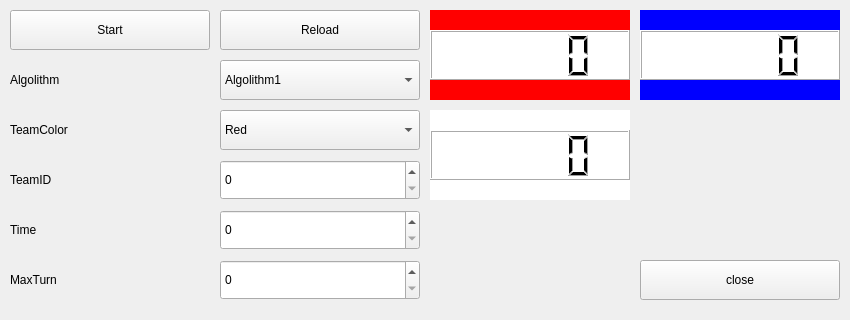
Above: src/mainwindow.ui from gra1024/Procon30_simulator before the change. Below: the same form after it.
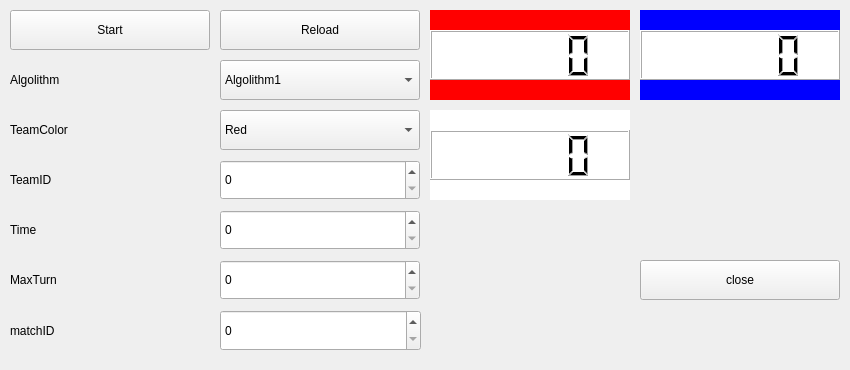
That is the form after the change.

Patch:
```diff
--- a/src/mainwindow.ui
+++ b/src/mainwindow.ui
@@ -10,7 +10,7 @@
     <x>0</x>
     <y>0</y>
     <width>850</width>
-    <height>320</height>
+    <height>370</height>
    </rect>
   </property>
   <property name="font">
@@ -348,6 +348,29 @@
     <number>999999999</number>
    </property>
   </widget>
+  <widget class="QLabel" name="label_matchID">
+   <property name="geometry">
+    <rect>
+     <x>10</x>
+     <y>310</y>
+     <width>201</width>
+     <height>41</height>
+    </rect>
+   </property>
+   <property name="text">
+    <string>matchID</string>
+   </property>
+  </widget>
+  <widget class="QSpinBox" name="spinBox_matchID">
+   <property name="geometry">
+    <rect>
+     <x>220</x>
+     <y>310</y>
+     <width>201</width>
+     <height>41</height>
+    </rect>
+   </property>
+  </widget>
  </widget>
  <layoutdefault spacing="6" margin="11"/>
  <resources/>
```
